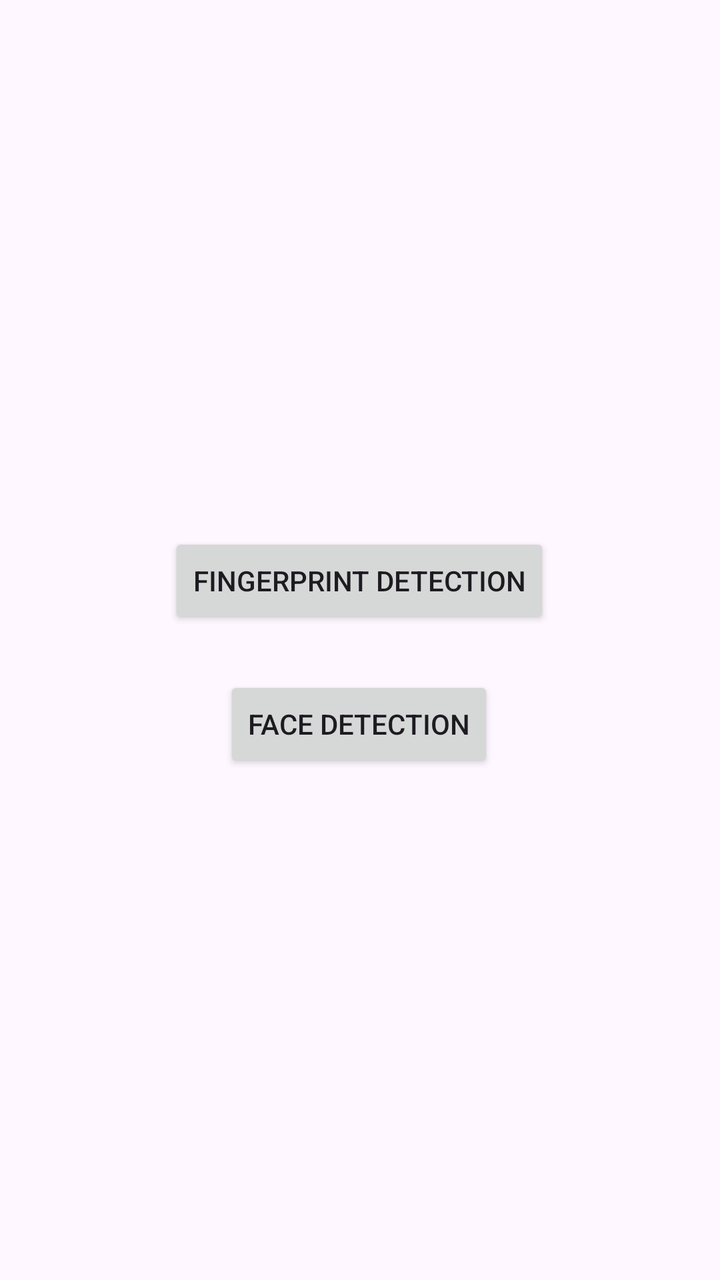
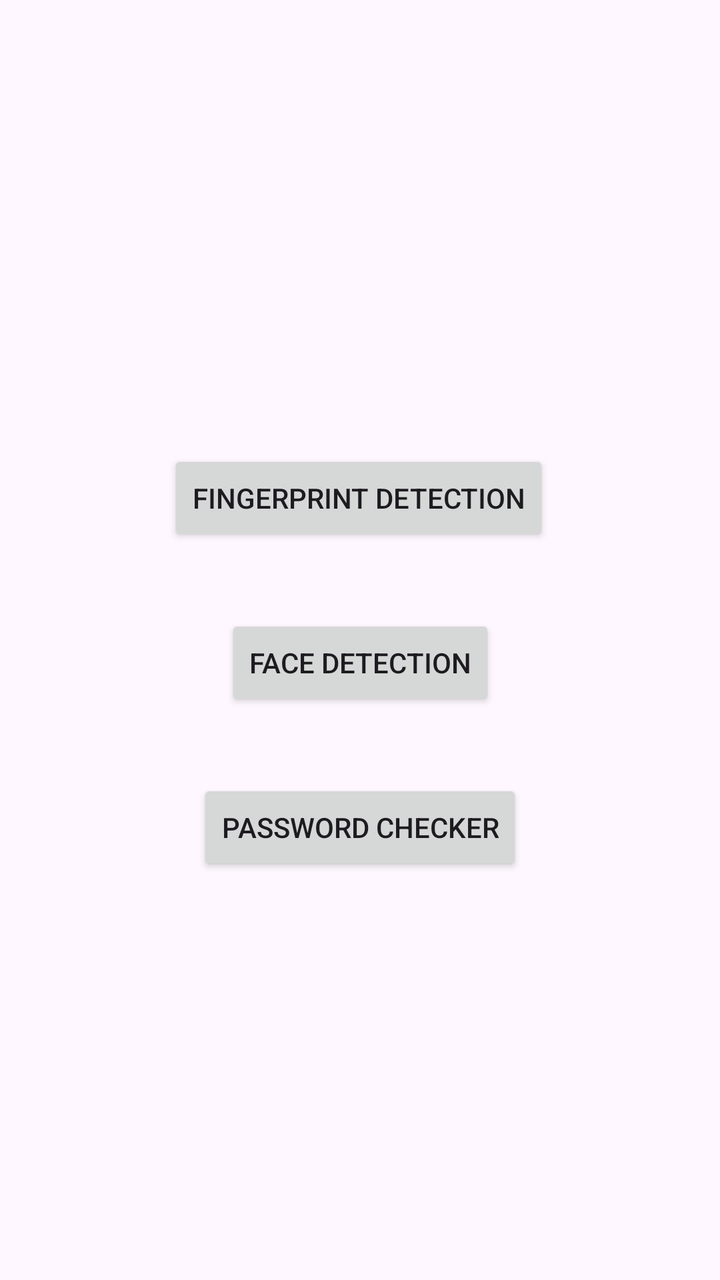

The first picture is an Android layout as it rendered before a commit; the second is the same layout after the commit. The layout source and the unified diff follow.
<!-- AndroidManifest.xml: application theme Theme.BioSecureAI -->
<!-- res/layout/activity_main.xml -->
<?xml version="1.0" encoding="utf-8"?>
<androidx.constraintlayout.widget.ConstraintLayout xmlns:android="http://schemas.android.com/apk/res/android"
    xmlns:app="http://schemas.android.com/apk/res-auto"
    xmlns:tools="http://schemas.android.com/tools"
    android:id="@+id/main"
    android:layout_width="match_parent"
    android:layout_height="match_parent"
    tools:context=".MainActivity">

    <Button
        android:id="@+id/startDetectionButton"
        android:layout_width="wrap_content"
        android:layout_height="wrap_content"
        android:text="Face Detection"
        app:layout_constraintBottom_toBottomOf="parent"
        app:layout_constraintEnd_toEndOf="parent"
        app:layout_constraintHorizontal_bias="0.498"
        app:layout_constraintStart_toStartOf="parent"
        app:layout_constraintTop_toTopOf="parent"
        app:layout_constraintVertical_bias="0.571" />

    <Button
        android:id="@+id/startFingerprintButton"
        android:layout_width="wrap_content"
        android:layout_height="wrap_content"
        android:text="Fingerprint Detection"
        app:layout_constraintBottom_toBottomOf="parent"
        app:layout_constraintEnd_toEndOf="parent"
        app:layout_constraintHorizontal_bias="0.498"
        app:layout_constraintStart_toStartOf="parent"
        app:layout_constraintTop_toTopOf="parent"
        app:layout_constraintVertical_bias="0.45" />

</androidx.constraintlayout.widget.ConstraintLayout>
<!-- resources referenced by this layout -->
<resources>
  <style name="Theme.BioSecureAI" parent="Base.Theme.BioSecureAI" />
  <style name="Base.Theme.BioSecureAI" parent="Theme.Material3.DayNight.NoActionBar">
          
          
      </style>
</resources>

<!-- the commit's change to res/layout/activity_main.xml (unified diff, before → after) -->
@@ -14,10 +14,9 @@
         android:text="Face Detection"
         app:layout_constraintBottom_toBottomOf="parent"
         app:layout_constraintEnd_toEndOf="parent"
-        app:layout_constraintHorizontal_bias="0.498"
         app:layout_constraintStart_toStartOf="parent"
         app:layout_constraintTop_toTopOf="parent"
-        app:layout_constraintVertical_bias="0.571" />
+        app:layout_constraintVertical_bias="0.519" />
 
     <Button
         android:id="@+id/startFingerprintButton"
@@ -26,9 +25,20 @@
         android:text="Fingerprint Detection"
         app:layout_constraintBottom_toBottomOf="parent"
         app:layout_constraintEnd_toEndOf="parent"
-        app:layout_constraintHorizontal_bias="0.498"
+        app:layout_constraintHorizontal_bias="0.497"
         app:layout_constraintStart_toStartOf="parent"
         app:layout_constraintTop_toTopOf="parent"
-        app:layout_constraintVertical_bias="0.45" />
+        app:layout_constraintVertical_bias="0.38" />
+
+    <Button
+        android:id="@+id/startPasswordButton"
+        android:layout_width="wrap_content"
+        android:layout_height="wrap_content"
+        android:text="Password Checker"
+        app:layout_constraintBottom_toBottomOf="parent"
+        app:layout_constraintEnd_toEndOf="parent"
+        app:layout_constraintStart_toStartOf="parent"
+        app:layout_constraintTop_toTopOf="parent"
+        app:layout_constraintVertical_bias="0.658" />
 
 </androidx.constraintlayout.widget.ConstraintLayout>
